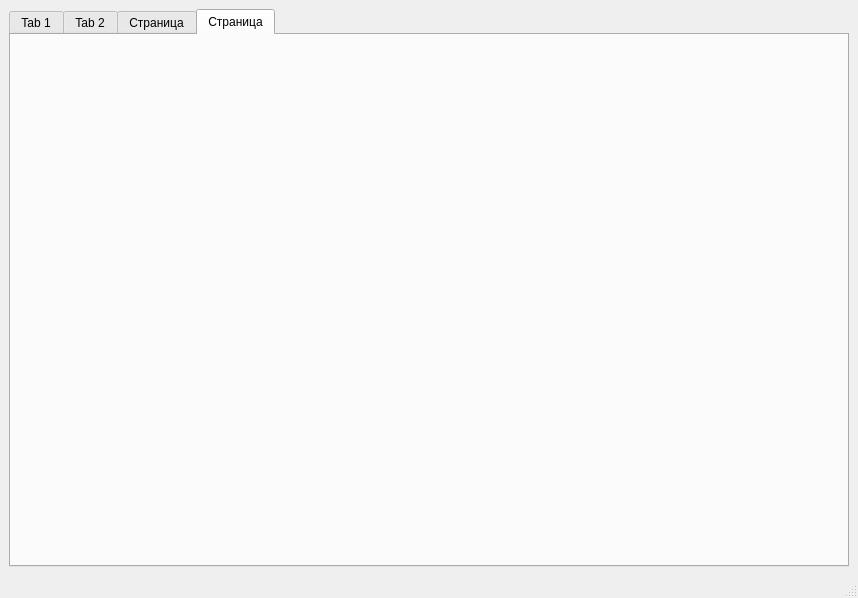
Qt form Actualochka/ui/mainwindow.ui (OmarSyba/MPEI-Actualochka) before a commit.
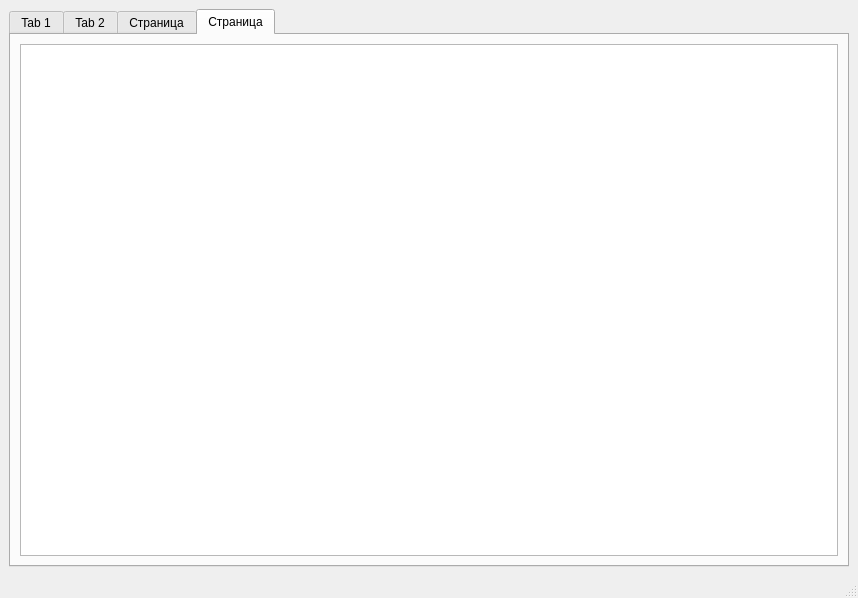
The same form after that commit.

```diff
--- a/Actualochka/ui/mainwindow.ui
+++ b/Actualochka/ui/mainwindow.ui
@@ -406,6 +406,11 @@
        <attribute name="title">
         <string>Страница</string>
        </attribute>
+       <layout class="QHBoxLayout" name="horizontalLayout_8">
+        <item>
+         <widget class="QTextEdit" name="textEdit"/>
+        </item>
+       </layout>
       </widget>
      </widget>
     </item>
```
